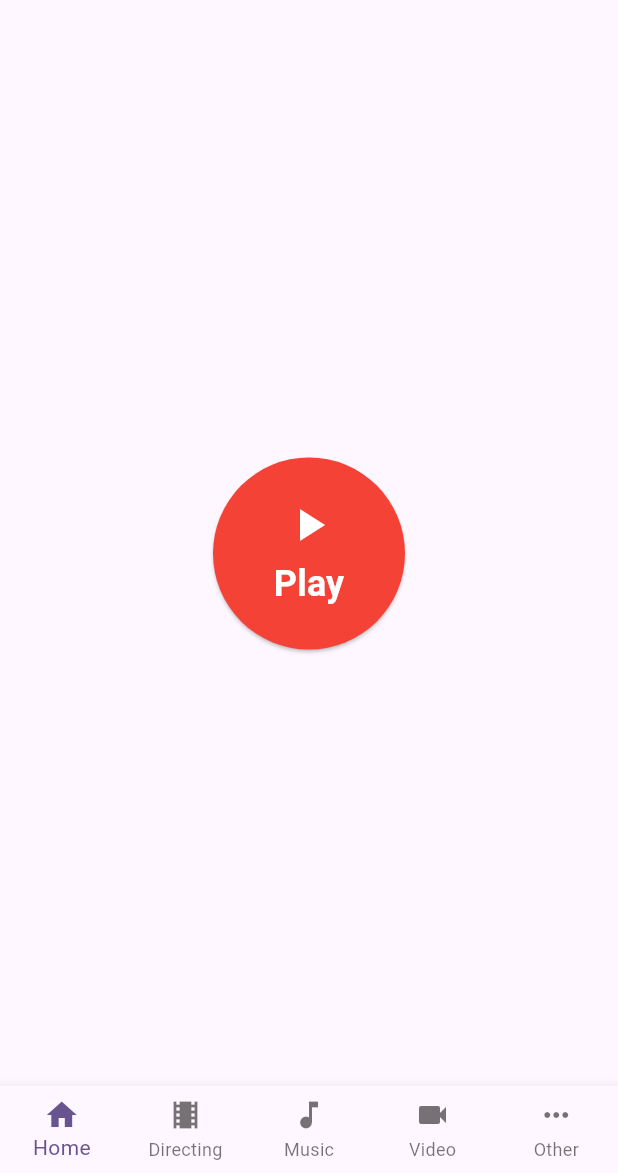
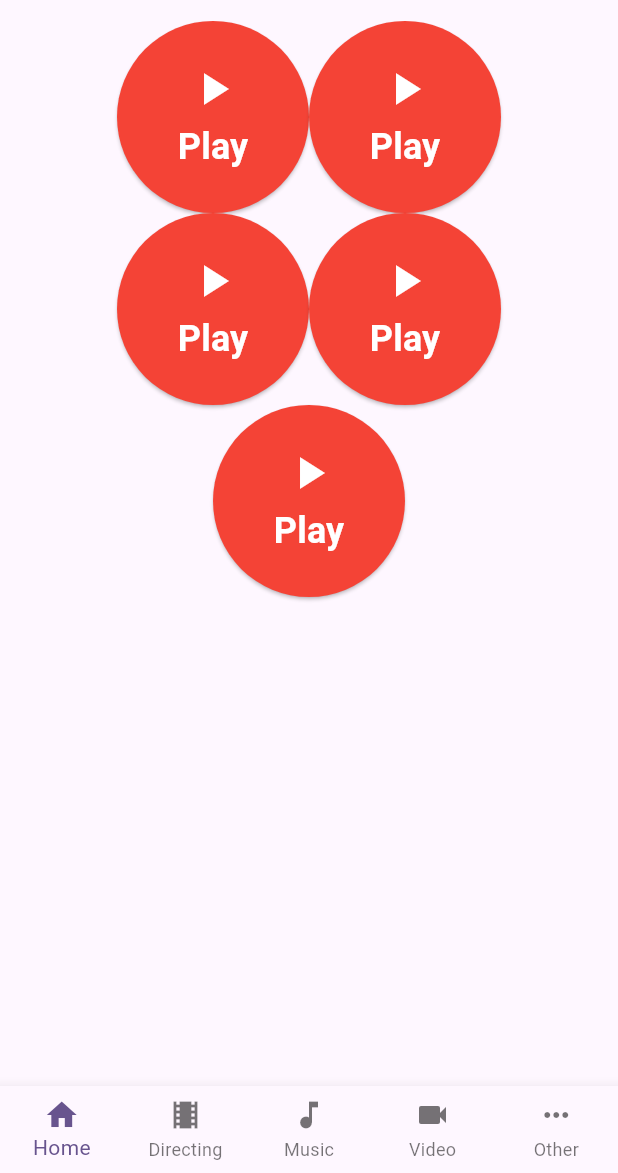
Before and after one commit to ceh-2000/charles-portfolio, a Flutter app: the screen it shows after launch, on a phone screen of 412 x 824 dp, the part 63-1236 px from its top. Run offline on Flutter 3.47's test engine with Material 3 defaults, Android fonts, the phone set to English and light mode, and no system bars.

```diff
--- a/lib/pages/home.dart
+++ b/lib/pages/home.dart
@@ -7,7 +7,13 @@ class HomePage extends StatelessWidget {
   @override
   Widget build(BuildContext context) {
     return Center(
-      child: CircleTextButton(
+      child:
+      Column(
+        children: [
+          Row(
+            mainAxisAlignment: MainAxisAlignment.center,
+            children: [
+CircleTextButton(
         text: 'Play',
         icon: Icons.play_arrow,
         backgroundColor: Colors.red,
@@ -15,6 +21,43 @@ class HomePage extends StatelessWidget {
           print("Pressed!");
         },
       ),
+          CircleTextButton(
+        text: 'Play',
+        icon: Icons.play_arrow,
+        backgroundColor: Colors.red,
+        onPressed: () {
+          print("Pressed!");
+        },
+      ),],),
+Row(mainAxisAlignment: MainAxisAlignment.center,
+children: [
+  CircleTextButton(
+        text: 'Play',
+        icon: Icons.play_arrow,
+        backgroundColor: Colors.red,
+        onPressed: () {
+          print("Pressed!");
+        },
+      ), CircleTextButton(
+        text: 'Play',
+        icon: Icons.play_arrow,
+        backgroundColor: Colors.red,
+        onPressed: () {
+          print("Pressed!");
+        },
+      ),
+], ), CircleTextButton(
+        text: 'Play',
+        icon: Icons.play_arrow,
+        backgroundColor: Colors.red,
+        onPressed: () {
+          print("Pressed!");
+        },
+      ),
+
+        ],
+      )
+
     );
   }
 }
```
Also changed, not shown: firebase.json (added), 4 other files.
